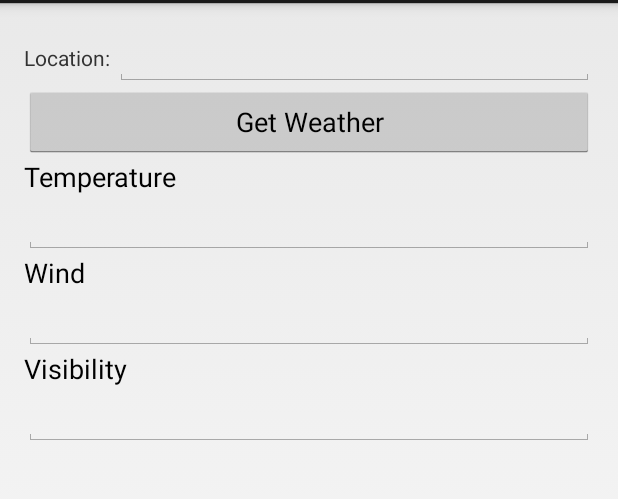
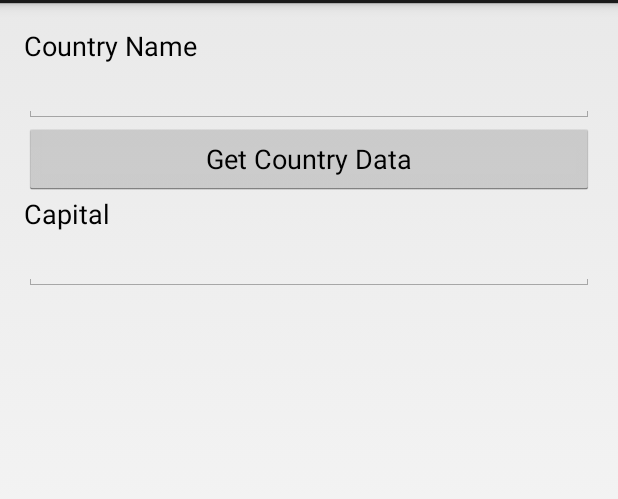
Before and after one commit to tgibbons-css/Asynch-JSON-Fetcher, an Android app: the screen it shows after launch (ActivityWeather before the commit, MainActivity after it), on a phone screen of 412 x 824 dp, the part 69-568 px from its top. Run offline under Robolectric (Android 15) with nearby library versions, the phone set to English and light mode, and no system bars.

Commit message:
Updated structure with Asynch and Country classes

```diff
--- a/app/src/main/AndroidManifest.xml
+++ b/app/src/main/AndroidManifest.xml
@@ -1,6 +1,6 @@
 <?xml version="1.0" encoding="utf-8"?>
 <manifest xmlns:android="http://schemas.android.com/apk/res/android"
-    package="cis3334.andriod_xml_weather"
+    package="cis3334.asynch_fetcher"
     android:versionCode="1"
     android:versionName="1.0" >
 
@@ -14,7 +14,7 @@
         android:label="@string/app_name"
         android:theme="@style/AppTheme" >
         <activity
-            android:name="cis3334.andriod_xml_weather.ActivityWeather"
+            android:name="cis3334.asynch_fetcher.MainActivity"
             android:label="@string/app_name" >
             <intent-filter>
                 <action android:name="android.intent.action.MAIN" />
--- a/app/src/main/java/cis3334/andriod_xml_weather/ActivityWeather.java
+++ /dev/null
@@ -1,84 +0,0 @@
-package cis3334.andriod_xml_weather;
-
-import java.io.IOException;
-import java.io.InputStream;
-import java.io.InputStreamReader;
-import java.io.StringReader;
-import java.net.HttpURLConnection;
-import java.net.MalformedURLException;
-import java.net.URI;
-import java.net.URISyntaxException;
-import java.net.URL;
-
-//import org.apache.http.HttpResponse;
-//import org.apache.http.client.ClientProtocolException;
-//import org.apache.http.client.methods.HttpGet;
-//import org.apache.http.impl.client.DefaultHttpClient;
-import org.xmlpull.v1.XmlPullParser;
-import org.xmlpull.v1.XmlPullParserException;
-import org.xmlpull.v1.XmlPullParserFactory;
-
-import android.os.Bundle;
-import android.app.Activity;
-import android.util.Log;
-import android.view.Menu;
-import android.view.View;
-import android.widget.EditText;
-import android.widget.Toast;
-
-public class ActivityWeather extends Activity {
-
-	EditText etLoc;
-	EditText etTemp;
-	EditText etWind;
-	EditText etVis;
-	public String weatherStrURL;
-
-	@Override
-	protected void onCreate(Bundle savedInstanceState) {
-		super.onCreate(savedInstanceState);
-		setContentView(R.layout.layout_weather);
-
-		// set up our edit text variables
-		etLoc =  (EditText) findViewById(R.id.textLoc);
-		etTemp =  (EditText) findViewById(R.id.textTemp);
-		etWind =  (EditText) findViewById(R.id.textWind);
-		etVis =  (EditText) findViewById(R.id.textVis);
-
-	}
-
-	//public void btnClick (View v) throws XmlPullParserException, ClientProtocolException, URISyntaxException, IOException {
-	public void btnClick (View v) throws XmlPullParserException, URISyntaxException, IOException {
-
-        URL weatherURL =  new URL("http://w1.weather.gov/xml/current_obs/KDLH.xml");
-      //  String  weatherStrURL =  "http://w1.weather.gov/xml/current_ob/" + locStr + ".xml";
-
-
-
-        // AsyncTask subclass
-        //new AsyncDownloadXML().execute(weatherStrURL);
-        new AsyncDownloadXML().execute(this);
-
-
-	}
-
-	public void setTemp(String newTemp) {
-		etTemp.setText(newTemp);
-	}
-
-	public void setWind(String newWind) {
-		etWind.setText(newWind);
-	}
-
-	public void setVis(String newVis) {
-		etVis.setText(newVis);
-	}
-
-
-	public void setStatus(String newStatus) {
-		Toast toast=Toast.makeText(getApplicationContext(), newStatus,Toast.LENGTH_LONG );
-		toast.show();
-	}
-
-
-}
--- /dev/null
+++ b/app/src/main/java/cis3334/asynch_fetcher/MainActivity.java
@@ -0,0 +1,41 @@
+package cis3334.asynch_fetcher;
+
+import android.os.Bundle;
+import android.app.Activity;
+import android.view.View;
+import android.widget.EditText;
+import android.widget.Toast;
+
+public class MainActivity extends Activity {
+
+	private EditText editTextCountry;
+    private EditText editTextCaptial;
+	public String countryToFetch;
+	private Country countryData;
+
+	@Override
+	protected void onCreate(Bundle savedInstanceState) {
+		super.onCreate(savedInstanceState);
+		setContentView(R.layout.layout_weather);
+
+		// set up our edit text variables
+		editTextCountry =  (EditText) findViewById(R.id.textCountry);
+        editTextCaptial =  (EditText) findViewById(R.id.textCapital);
+	}
+
+	//public void btnClick (View v) throws XmlPullParserException, ClientProtocolException, URISyntaxException, IOException {
+	public void btnClick (View v) {
+		// fetch the country data asynchronously
+		countryToFetch = editTextCountry.getText().toString();
+        new AsyncFetchTask().execute(this);
+	}
+
+	public void updateCountryData(Country countryData) {
+		this.countryData = countryData;
+        editTextCaptial.setText(countryData.getCapital());
+		Toast toast=Toast.makeText(getApplicationContext(), "Updating country data",Toast.LENGTH_LONG );
+		toast.show();
+	}
+
+
+}
--- a/app/src/main/res/layout/layout_weather.xml
+++ b/app/src/main/res/layout/layout_weather.xml
@@ -8,73 +8,47 @@
     android:paddingLeft="@dimen/activity_horizontal_margin"
     android:paddingRight="@dimen/activity_horizontal_margin"
     android:paddingTop="@dimen/activity_vertical_margin"
-    tools:context=".ActivityWeather" >
+    tools:context=".MainActivity" >
 
     <LinearLayout
         android:layout_width="match_parent"
         android:layout_height="wrap_content" >
 
-        <TextView
-            android:layout_width="wrap_content"
-            android:layout_height="wrap_content"
-            android:text="Location: " />
+    </LinearLayout>
 
-        <EditText
-            android:id="@+id/textLoc"
-            android:layout_width="match_parent"
-            android:layout_height="wrap_content"
-            android:layout_weight="1"
-            android:ems="10" />
+    <TextView
+        android:id="@+id/textView1"
+        android:layout_width="wrap_content"
+        android:layout_height="wrap_content"
+        android:text="Country Name"
+        android:textAppearance="?android:attr/textAppearanceMedium" />
 
-    </LinearLayout>
+    <EditText
+        android:id="@+id/textCountry"
+        android:layout_width="fill_parent"
+        android:layout_height="wrap_content"
+        android:ems="10" />
 
     <Button
         android:id="@+id/buttonGet"
         android:layout_width="fill_parent"
         android:layout_height="wrap_content"
         android:onClick="btnClick"
-        android:text="Get Weather" />
-
-    <TextView
-        android:id="@+id/textView1"
-        android:layout_width="wrap_content"
-        android:layout_height="wrap_content"
-        android:text="Temperature"
-        android:textAppearance="?android:attr/textAppearanceMedium" />
-
-    <EditText
-        android:id="@+id/textTemp"
-        android:layout_width="fill_parent"
-        android:layout_height="wrap_content"
-        android:ems="10" >
-
-        <requestFocus />
-    </EditText>
+        android:text="Get Country Data" />
 
     <TextView
         android:id="@+id/textView2"
         android:layout_width="wrap_content"
         android:layout_height="wrap_content"
-        android:text="Wind"
+        android:text="Capital"
         android:textAppearance="?android:attr/textAppearanceMedium" />
 
     <EditText
-        android:id="@+id/textWind"
+        android:id="@+id/textCapital"
         android:layout_width="fill_parent"
         android:layout_height="wrap_content"
         android:ems="10" />
 
-    <TextView
-        android:id="@+id/textView3"
-        android:layout_width="wrap_content"
-        android:layout_height="wrap_content"
-        android:text="Visibility"
-        android:textAppearance="?android:attr/textAppearanceMedium" />
 
-    <EditText
-        android:id="@+id/textVis"
-        android:layout_width="fill_parent"
-        android:layout_height="wrap_content"
-        android:ems="10" />
 
 </LinearLayout>
```
Also changed, not shown: app/src/main/java/cis3334/andriod_xml_weather/AsyncDownloadXML.java (deleted, +0 -111 lines), app/src/main/java/cis3334/asynch_fetcher/AsyncFetchTask.java (added, +37 -0 lines), app/src/main/java/cis3334/asynch_fetcher/Country.java (added, +52 -0 lines), app/src/main/java/cis3334/asynch_fetcher/CountryDataFetcher.java (added, +59 -0 lines), 478 other files.
